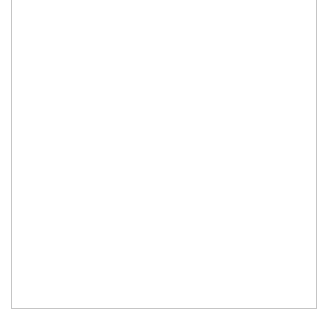
Qt form answerview.ui (devHandApp/client) before a commit; both pictures show x 0 to 328 and y 241 to 561 of the 328 by 561 pixel window.
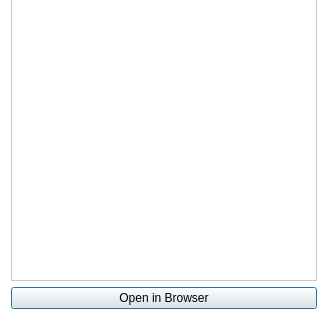
The same form after that commit.

Commit message: pressy buttons

What changed in the file:
```diff
--- a/answerview.ui
+++ b/answerview.ui
@@ -79,7 +79,27 @@
   </property>
   <layout class="QVBoxLayout" name="verticalLayout">
    <item>
-    <widget class="QTextBrowser" name="textBrowser"/>
+    <widget class="QTextBrowser" name="textBrowser">
+     <property name="font">
+      <font>
+       <family>Segoe UI</family>
+      </font>
+     </property>
+     <property name="html">
+      <string>&lt;!DOCTYPE HTML PUBLIC &quot;-//W3C//DTD HTML 4.0//EN&quot; &quot;http://www.w3.org/TR/REC-html40/strict.dtd&quot;&gt;
+&lt;html&gt;&lt;head&gt;&lt;meta name=&quot;qrichtext&quot; content=&quot;1&quot; /&gt;&lt;style type=&quot;text/css&quot;&gt;
+p, li { white-space: pre-wrap; }
+&lt;/style&gt;&lt;/head&gt;&lt;body style=&quot; font-family:'Segoe UI'; font-size:8.25pt; font-weight:400; font-style:normal;&quot;&gt;
+&lt;p style=&quot;-qt-paragraph-type:empty; margin-top:0px; margin-bottom:0px; margin-left:0px; margin-right:0px; -qt-block-indent:0; text-indent:0px;&quot;&gt;&lt;br /&gt;&lt;/p&gt;&lt;/body&gt;&lt;/html&gt;</string>
+     </property>
+    </widget>
+   </item>
+   <item>
+    <widget class="QPushButton" name="openBrowserButton">
+     <property name="text">
+      <string>Open in Browser</string>
+     </property>
+    </widget>
    </item>
   </layout>
  </widget>
```
Left out of the diff: 2 changed lines with no effect on the pictures. The commit also changes 25 other files.
